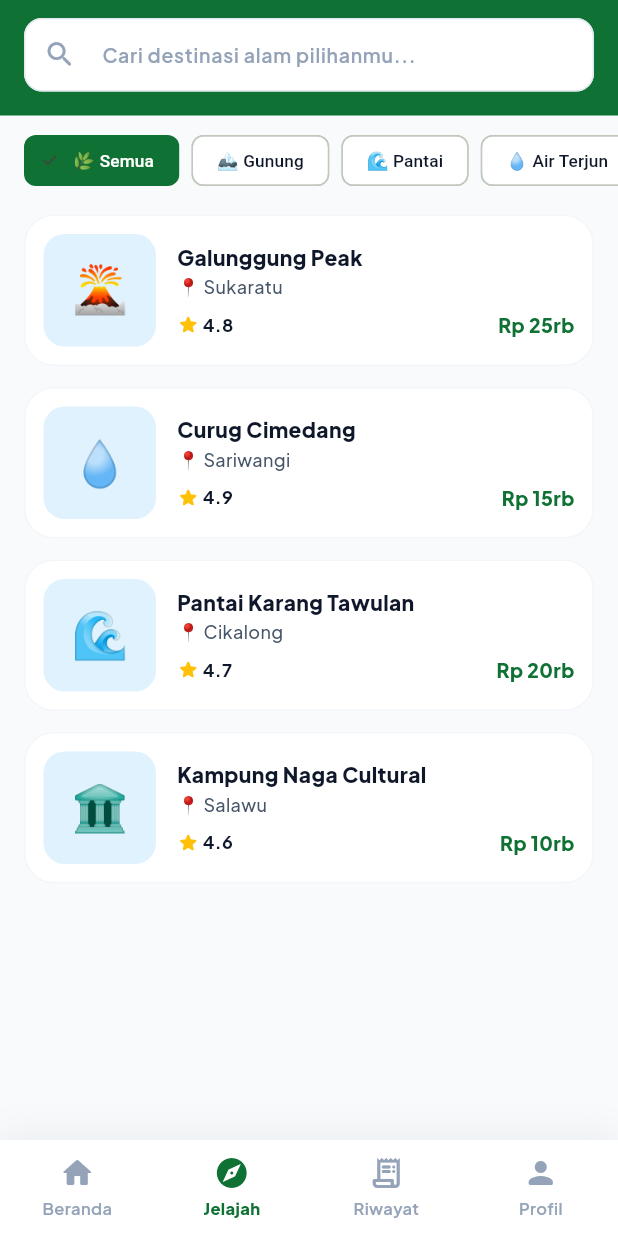
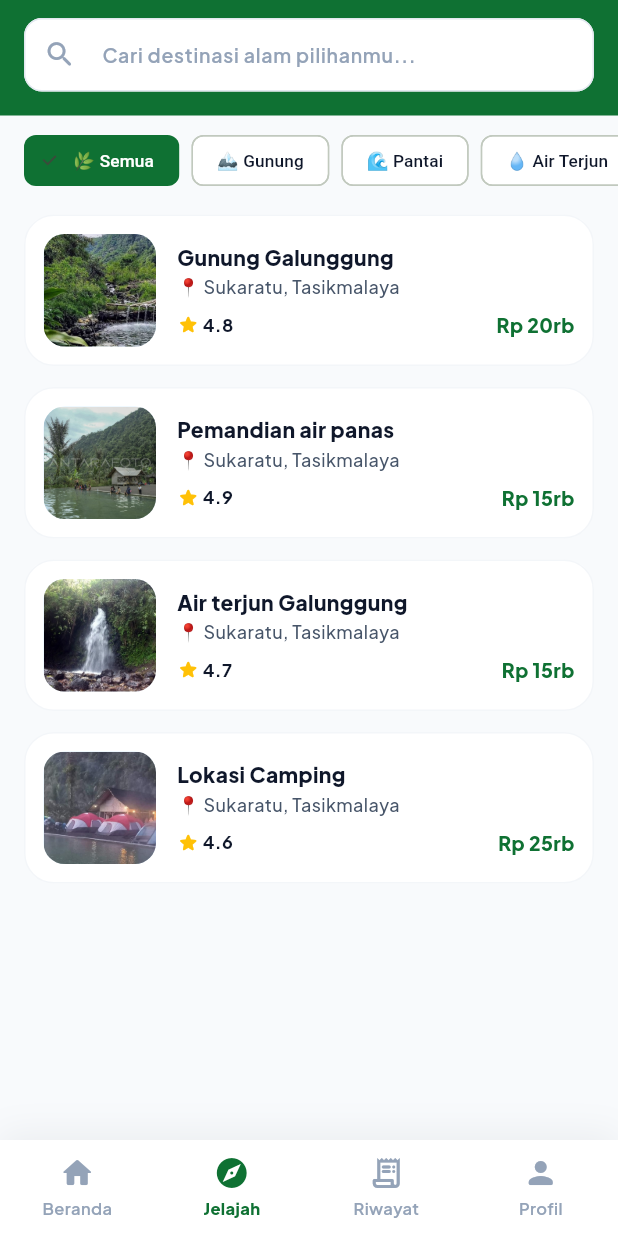
Before and after one commit to damayantid3/citiisgo-mobile, a Flutter app: the HomeScreen screen opened directly, item 2 of the bottom bar chosen, on a phone screen of 412 x 824 dp. Run offline on Flutter 3.47's test engine with Material 3 defaults, Android fonts, the phone set to English and light mode, and no system bars; our stand-ins replace cached_network_image, dio, flutter_secure_storage, google_fonts, shimmer; accounts and stored records are empty; network calls fail; Roboto replaces fonts that are missing (PlusJakartaSans).

Commit message:
membuat wisata tampil foto

```diff
--- a/lib/data/models/wisata_model.dart
+++ b/lib/data/models/wisata_model.dart
@@ -96,6 +96,16 @@ class WisataModel {
     if (rawJarak > 0) return rawJarak;
     return 1.5 + (id % 5) * 1.3;
   }
+
+  String? get localAssetPath {
+    switch (id) {
+      case 1: return 'assets/images/gunung_galunggung.jpg';
+      case 2: return 'assets/images/pemandian_air_panas.jpg';
+      case 3: return 'assets/images/air_terjun_galunggung.jpg';
+      case 4: return 'assets/images/lokasi_camping.jpg';
+      default: return null;
+    }
+  }
 }
 
 int _safeInt(dynamic val) {
--- a/lib/presentation/screens/home/home_screen.dart
+++ b/lib/presentation/screens/home/home_screen.dart
@@ -36,10 +36,10 @@ class _HomeScreenState extends State<HomeScreen> {
   String _searchQuery = "";
 
   final List<WisataModel> _dummyWisataMaster = [
-    WisataModel(id: 1, nama: 'Galunggung Peak', deskripsi: 'Kawah indah.', alamat: 'Sukaratu', hargaTiket: 25000, kuotaHarian: 500, status: 'active', rating: 4.8, emoji: '🌋'),
-    WisataModel(id: 2, nama: 'Curug Cimedang', deskripsi: 'Air terjun alami.', alamat: 'Sariwangi', hargaTiket: 15000, kuotaHarian: 300, status: 'active', rating: 4.9, emoji: '💧'),
-    WisataModel(id: 3, nama: 'Pantai Karang Tawulan', deskripsi: 'Pantai tebing eksotis.', alamat: 'Cikalong', hargaTiket: 20000, kuotaHarian: 1000, status: 'active', rating: 4.7, emoji: '🌊'),
-    WisataModel(id: 4, nama: 'Kampung Naga Cultural', deskripsi: 'Adat budaya sunda.', alamat: 'Salawu', hargaTiket: 10000, kuotaHarian: 200, status: 'active', rating: 4.6, emoji: '🏛️'),
+    WisataModel(id: 1, nama: 'Gunung Galunggung', deskripsi: 'Gunung berapi aktif di Tasikmalaya dengan pemandangan kawah hijau yang sangat megah dan menakjubkan.', alamat: 'Sukaratu, Tasikmalaya', hargaTiket: 20000, kuotaHarian: 500, status: 'active', rating: 4.8, emoji: '🌋'),
+    WisataModel(id: 2, nama: 'Pemandian air panas', deskripsi: 'Nikmati sensasi berendam air panas alami yang kaya belerang di kaki Gunung Galunggung.', alamat: 'Sukaratu, Tasikmalaya', hargaTiket: 15000, kuotaHarian: 300, status: 'active', rating: 4.9, emoji: '♨️'),
+    WisataModel(id: 3, nama: 'Air terjun Galunggung', deskripsi: 'Destinasi air terjun tersembunyi dengan aliran air yang jernih dan segar di kawasan lereng Gunung Galunggung.', alamat: 'Sukaratu, Tasikmalaya', hargaTiket: 15000, kuotaHarian: 200, status: 'active', rating: 4.7, emoji: '💧'),
+    WisataModel(id: 4, nama: 'Lokasi Camping', deskripsi: 'Area perkemahan eksklusif di tepi danau/kolam alam yang tenang di kawasan wisata Galunggung.', alamat: 'Sukaratu, Tasikmalaya', hargaTiket: 25000, kuotaHarian: 150, status: 'active', rating: 4.6, emoji: '⛺'),
   ];
 
   @override
@@ -477,7 +477,9 @@ class _HomeScreenState extends State<HomeScreen> {
               ),
               child: ClipRRect(
                 borderRadius: BorderRadius.circular(12),
-                child: (w.cover != null && w.cover!.isNotEmpty)
+                child: w.localAssetPath != null
+                    ? Image.asset(w.localAssetPath!, fit: BoxFit.cover)
+                    : (w.cover != null && w.cover!.isNotEmpty)
                         ? CachedNetworkImage(
                             imageUrl: w.cover!,
                             fit: BoxFit.cover,
@@ -522,7 +524,9 @@ class _HomeScreenState extends State<HomeScreen> {
               ),
               child: ClipRRect(
                 borderRadius: BorderRadius.circular(10),
-                child: (w.cover != null && w.cover!.isNotEmpty)
+                child: w.localAssetPath != null
+                    ? Image.asset(w.localAssetPath!, fit: BoxFit.cover)
+                    : (w.cover != null && w.cover!.isNotEmpty)
                         ? CachedNetworkImage(
                             imageUrl: w.cover!,
                             fit: BoxFit.cover,
@@ -618,7 +622,19 @@ class _HomeScreenState extends State<HomeScreen> {
                               Container(
                                 width: 75, height: 75,
                                 decoration: BoxDecoration(color: const Color(0xFFE0F2FE), borderRadius: BorderRadius.circular(14)),
-                                child: Center(child: Text(w.emoji ?? '🏔️', style: const TextStyle(fontSize: 30))),
+                                child: ClipRRect(
+                                  borderRadius: BorderRadius.circular(14),
+                                  child: w.localAssetPath != null
+                                      ? Image.asset(w.localAssetPath!, fit: BoxFit.cover)
+                                      : (w.cover != null && w.cover!.isNotEmpty)
+                                          ? CachedNetworkImage(
+                                              imageUrl: w.cover!,
+                                              fit: BoxFit.cover,
+                                              placeholder: (context, url) => const ShimmerPlaceholder(width: 75, height: 75, borderRadius: 14),
+                                              errorWidget: (context, url, error) => Center(child: Text(w.emoji ?? '🏔️', style: const TextStyle(fontSize: 30))),
+                                            )
+                                          : Center(child: Text(w.emoji ?? '🏔️', style: const TextStyle(fontSize: 30))),
+                                ),
                               ),
                               const SizedBox(width: 14),
                               Expanded(
--- a/lib/presentation/screens/wisata/wisata_detail_screen.dart
+++ b/lib/presentation/screens/wisata/wisata_detail_screen.dart
@@ -120,7 +120,9 @@ class _WisataDetailScreenState extends State<WisataDetailScreen>
                       decoration: const BoxDecoration(
                         gradient: LinearGradient(colors: [Color(0xFF064E3B), colorPrimary], begin: Alignment.topCenter, end: Alignment.bottomCenter)
                       ),
-                      child: (w.cover != null && w.cover!.isNotEmpty)
+                      child: w.localAssetPath != null
+                          ? Image.asset(w.localAssetPath!, fit: BoxFit.cover)
+                          : (w.cover != null && w.cover!.isNotEmpty)
                               ? CachedNetworkImage(
                                   imageUrl: w.cover!,
                                   fit: BoxFit.cover,
```
Also changed, not shown: assets/images/air_terjun_galunggung.jpg (added), assets/images/gunung_galunggung.jpg (added), assets/images/lokasi_camping.jpg (added), assets/images/pemandian_air_panas.jpg (added). Lines whose indentation alone changed are shown as unchanged.
